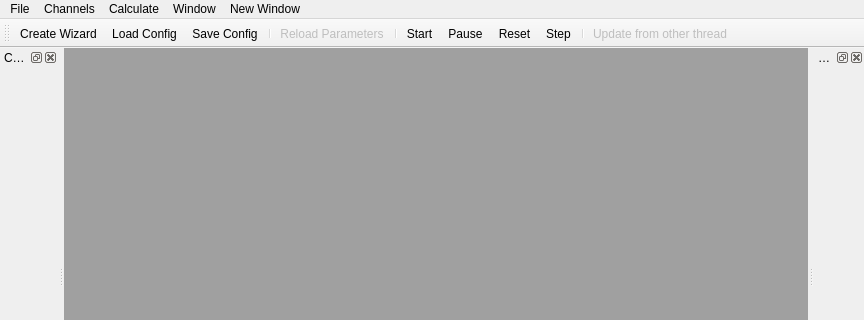
Before: the Qt Designer form GUI/Qt/UGEngineControllWidget.ui in aicommunity/Rdk, drawn with Qt 5; both pictures show x 0 to 864 and y 0 to 320 of the 864 by 548 pixel window.
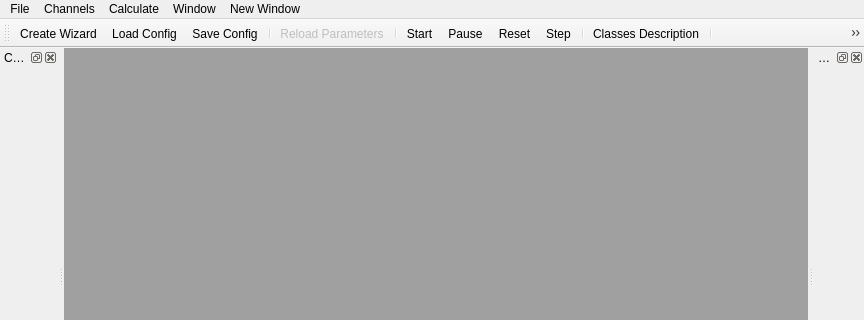
After: the same form once the commit is applied.

Commit message: Popup menu in ClassesListWidget created (double click removed) UClDescEditor window created, called from toolbar in main window (UGEngineControlWidget)

```diff
--- a/GUI/Qt/UGEngineControllWidget.ui
+++ b/GUI/Qt/UGEngineControllWidget.ui
@@ -208,7 +208,10 @@
    <addaction name="actionReset"/>
    <addaction name="actionStep"/>
    <addaction name="separator"/>
+   <addaction name="actionClDesc"/>
+   <addaction name="separator"/>
    <addaction name="actionUpdateFromOtherthread"/>
+   <addaction name="separator"/>
   </widget>
   <widget class="QStatusBar" name="statusBar">
    <property name="sizeGripEnabled">
@@ -744,6 +747,14 @@
     <string>Rename Config</string>
    </property>
   </action>
+  <action name="actionClDesc">
+   <property name="text">
+    <string>Classes Description</string>
+   </property>
+   <property name="toolTip">
+    <string>Classes Description</string>
+   </property>
+  </action>
  </widget>
  <layoutdefault spacing="6" margin="11"/>
  <resources/>
```
The commit also changes 11 other files.
